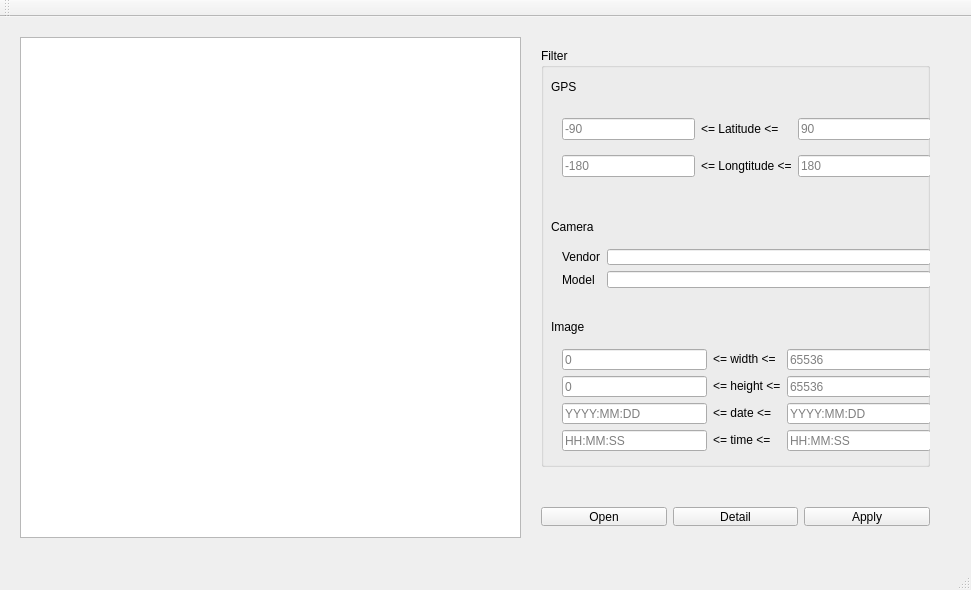
Above: src/mainwindow.ui from pr0gr4m/exif-grouper before the change. Below: the same form after it.
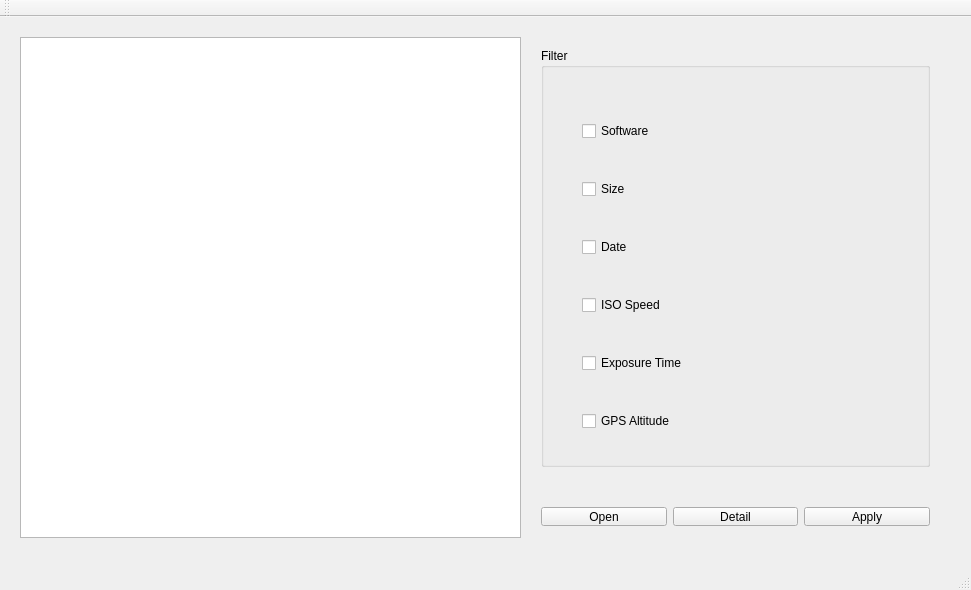
That is the form after the change.

Patch:
```diff
--- a/src/mainwindow.ui
+++ b/src/mainwindow.ui
@@ -39,222 +39,55 @@
        <property name="title">
         <string>Filter</string>
        </property>
-       <widget class="QLabel" name="label">
+       <widget class="QWidget" name="verticalLayoutWidget_2">
         <property name="geometry">
          <rect>
-          <x>10</x>
+          <x>30</x>
           <y>30</y>
-          <width>72</width>
-          <height>18</height>
+          <width>171</width>
+          <height>401</height>
          </rect>
         </property>
-        <property name="text">
-         <string>GPS</string>
-        </property>
-       </widget>
-       <widget class="QLabel" name="label_4">
-        <property name="geometry">
-         <rect>
-          <x>10</x>
-          <y>170</y>
-          <width>72</width>
-          <height>18</height>
-         </rect>
-        </property>
-        <property name="text">
-         <string>Camera</string>
-        </property>
-       </widget>
-       <widget class="QLabel" name="label_7">
-        <property name="geometry">
-         <rect>
-          <x>10</x>
-          <y>270</y>
-          <width>72</width>
-          <height>18</height>
-         </rect>
-        </property>
-        <property name="text">
-         <string>Image</string>
-        </property>
-       </widget>
-       <widget class="QWidget" name="gridLayoutWidget">
-        <property name="geometry">
-         <rect>
-          <x>10</x>
-          <y>50</y>
-          <width>391</width>
-          <height>101</height>
-         </rect>
-        </property>
-        <layout class="QGridLayout" name="gridLayout">
-         <item row="1" column="1">
-          <widget class="QLabel" name="label_3">
+        <layout class="QVBoxLayout" name="verticalLayout_2">
+         <item>
+          <widget class="QCheckBox" name="checkSoftware">
            <property name="text">
-            <string>&lt;= Longtitude &lt;=</string>
+            <string>Software</string>
            </property>
           </widget>
          </item>
-         <item row="0" column="1">
-          <widget class="QLabel" name="label_2">
+         <item>
+          <widget class="QCheckBox" name="checkSize">
            <property name="text">
-            <string> &lt;= Latitude &lt;=</string>
+            <string>Size</string>
            </property>
           </widget>
          </item>
-         <item row="1" column="2">
-          <widget class="QLineEdit" name="lineLongtitudeMax">
-           <property name="placeholderText">
-            <string>180</string>
-           </property>
-          </widget>
-         </item>
-         <item row="1" column="0">
-          <widget class="QLineEdit" name="lineLongtitudeMin">
-           <property name="placeholderText">
-            <string>-180</string>
-           </property>
-          </widget>
-         </item>
-         <item row="0" column="0">
-          <widget class="QLineEdit" name="lineLatitudeMin">
-           <property name="placeholderText">
-            <string>-90</string>
-           </property>
-          </widget>
-         </item>
-         <item row="0" column="2">
-          <widget class="QLineEdit" name="lineLatitudeMax">
-           <property name="placeholderText">
-            <string>90</string>
-           </property>
-          </widget>
-         </item>
-        </layout>
-       </widget>
-       <widget class="QWidget" name="formLayoutWidget">
-        <property name="geometry">
-         <rect>
-          <x>10</x>
-          <y>190</y>
-          <width>391</width>
-          <height>61</height>
-         </rect>
-        </property>
-        <layout class="QFormLayout" name="formLayout">
-         <item row="0" column="0">
-          <widget class="QLabel" name="label_5">
+         <item>
+          <widget class="QCheckBox" name="checkDate">
            <property name="text">
-            <string>Vendor</string>
+            <string>Date</string>
            </property>
           </widget>
          </item>
-         <item row="0" column="1">
-          <widget class="QLineEdit" name="lineVedor"/>
-         </item>
-         <item row="1" column="0">
-          <widget class="QLabel" name="label_6">
+         <item>
+          <widget class="QCheckBox" name="checkISO">
            <property name="text">
-            <string>Model</string>
+            <string>ISO Speed</string>
            </property>
           </widget>
          </item>
-         <item row="1" column="1">
-          <widget class="QLineEdit" name="lineModel"/>
-         </item>
-        </layout>
-       </widget>
-       <widget class="QWidget" name="gridLayoutWidget_3">
-        <property name="geometry">
-         <rect>
-          <x>10</x>
-          <y>290</y>
-          <width>391</width>
-          <height>124</height>
-         </rect>
-        </property>
-        <layout class="QGridLayout" name="gridLayout_3">
-         <item row="1" column="0">
-          <widget class="QLineEdit" name="lineHeightMin">
-           <property name="placeholderText">
-            <string>0</string>
-           </property>
-          </widget>
-         </item>
-         <item row="0" column="0">
-          <widget class="QLineEdit" name="lineWidthMin">
-           <property name="placeholderText">
-            <string>0</string>
-           </property>
-          </widget>
-         </item>
-         <item row="0" column="2">
-          <widget class="QLineEdit" name="lineWidthMax">
-           <property name="placeholderText">
-            <string>65536</string>
-           </property>
-          </widget>
-         </item>
-         <item row="2" column="1">
-          <widget class="QLabel" name="label_17">
+         <item>
+          <widget class="QCheckBox" name="checkExpo">
            <property name="text">
-            <string> &lt;= date &lt;=</string>
+            <string>Exposure Time</string>
            </property>
           </widget>
          </item>
-         <item row="2" column="0">
-          <widget class="QLineEdit" name="lineDateMin">
-           <property name="placeholderText">
-            <string>YYYY:MM:DD</string>
-           </property>
-          </widget>
-         </item>
-         <item row="2" column="2">
-          <widget class="QLineEdit" name="lineDateMax">
-           <property name="placeholderText">
-            <string>YYYY:MM:DD</string>
-           </property>
-          </widget>
-         </item>
-         <item row="1" column="2">
-          <widget class="QLineEdit" name="lineHeightMax">
-           <property name="placeholderText">
-            <string>65536</string>
-           </property>
-          </widget>
-         </item>
-         <item row="0" column="1">
-          <widget class="QLabel" name="label_16">
+         <item>
+          <widget class="QCheckBox" name="checkAltitude">
            <property name="text">
-            <string> &lt;= width &lt;=</string>
-           </property>
-          </widget>
-         </item>
-         <item row="1" column="1">
-          <widget class="QLabel" name="label_15">
-           <property name="text">
-            <string>&lt;= height &lt;=</string>
-           </property>
-          </widget>
-         </item>
-         <item row="3" column="0">
-          <widget class="QLineEdit" name="lineTimeMin">
-           <property name="placeholderText">
-            <string>HH:MM:SS</string>
-           </property>
-          </widget>
-         </item>
-         <item row="3" column="1">
-          <widget class="QLabel" name="label_18">
-           <property name="text">
-            <string> &lt;= time &lt;=</string>
-           </property>
-          </widget>
-         </item>
-         <item row="3" column="2">
-          <widget class="QLineEdit" name="lineTimeMax">
-           <property name="placeholderText">
-            <string>HH:MM:SS</string>
+            <string>GPS Altitude</string>
            </property>
           </widget>
          </item>
```
